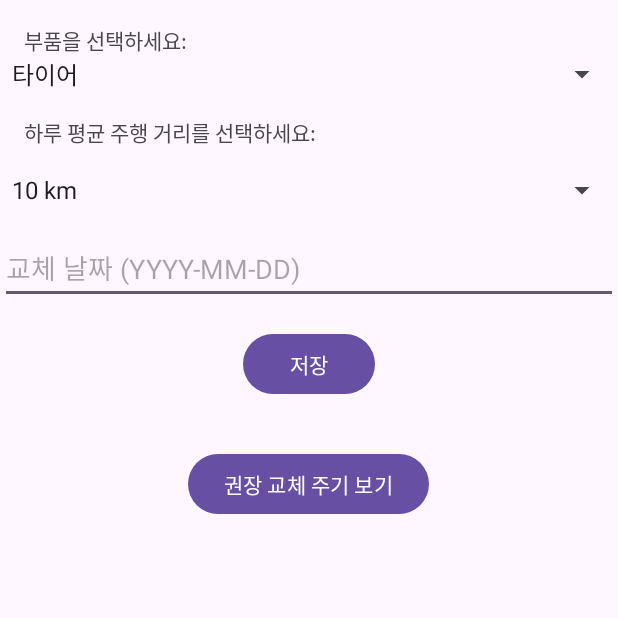
After one commit to theRepetition/car-project_, an Android app: the Distance_cal screen opened directly, with no data from a screen before it, on a phone screen of 412 x 824 dp, the top half of it. The commit adds this screen. Run offline under Robolectric (Android 15) with nearby library versions, the phone set to English and light mode, and no system bars.

Commit message:
이준희 작업과 연결

```diff
--- a/app/src/main/AndroidManifest.xml
+++ b/app/src/main/AndroidManifest.xml
@@ -15,6 +15,9 @@
         android:supportsRtl="true"
         android:theme="@style/Theme.MyApplication"
         tools:targetApi="31" >
+        <activity
+            android:name=".Distance_cal"
+            android:exported="false" />
         <activity
             android:name=".dictionary_activity"
             android:exported="false" />
--- /dev/null
+++ b/app/src/main/java/com/example/myapplication/CarPartsAdapter.java
@@ -0,0 +1,66 @@
+package com.example.myapplication;
+import android.content.Context;
+import android.view.LayoutInflater;
+import android.view.View;
+import android.view.ViewGroup;
+import android.widget.BaseAdapter;
+import android.widget.TextView;
+import java.util.List;
+
+public class CarPartsAdapter extends BaseAdapter {
+    private Context context;
+    private List<CarPart> carParts;
+
+    public CarPartsAdapter(Context context, List<CarPart> carParts) {
+        this.context = context;
+        this.carParts = carParts;
+    }
+
+    @Override
+    public int getCount() {
+        return carParts.size();
+    }
+
+    @Override
+    public Object getItem(int position) {
+        return carParts.get(position);
+    }
+
+    @Override
+    public long getItemId(int position) {
+        return position;
+    }
+
+    @Override
+    public View getView(int position, View convertView, ViewGroup parent) {
+        if (convertView == null) {
+            convertView = LayoutInflater.from(context).inflate(R.layout.list_item_car_part, parent, false);
+        }
+
+        // 현재 위치의 CarPart 객체 가져오기
+        CarPart carPart = (CarPart) getItem(position);
+
+        // TextView 엘리먼트 찾기
+        TextView partNameTextView = convertView.findViewById(R.id.partNameTextView);
+        TextView replacementDateTextView = convertView.findViewById(R.id.replacementDateTextView);
+        TextView mileageTextView = convertView.findViewById(R.id.mileageTextView);
+
+        // TextView 업데이트
+        partNameTextView.setText(carPart.getName());
+        replacementDateTextView.setText("교체 날짜: " + carPart.getReplacementDate());
+        mileageTextView.setText("주행 거리: " + carPart.getMileage());
+
+        return convertView;
+    }
+
+    // clear 메소드 정의
+    public void clear() {
+        carParts.clear();
+        notifyDataSetChanged();
+    }
+
+    // addAll 메소드 정의
+    public void addAll(List<CarPart> carParts) {
+        this.carParts.addAll(carParts);
+    }
+}
--- /dev/null
+++ b/app/src/main/java/com/example/myapplication/Distance_cal.java
@@ -0,0 +1,120 @@
+package com.example.myapplication;
+
+import android.content.Intent;
+import android.os.Bundle;
+import android.view.View;
+import android.widget.ArrayAdapter;
+import android.widget.Button;
+import android.widget.EditText;
+import android.widget.ListView;
+import android.widget.Spinner;
+import android.widget.Toast;
+import android.widget.ImageView;
+import androidx.appcompat.app.AppCompatActivity;
+import android.view.MotionEvent;
+import java.util.ArrayList;
+import java.util.List;
+
+public class Distance_cal extends AppCompatActivity {
+    private EditText replacementDateEditText;
+    private Button saveButton;
+    private DBHelper dbHelper;
+    private Spinner partSpinner;
+    private Spinner mileageSpinner;
+    private ListView carPartsListView;
+    private CarPartsAdapter carPartsAdapter;
+
+    @Override
+    protected void onCreate(Bundle savedInstanceState) {
+        super.onCreate(savedInstanceState);
+        setContentView(R.layout.activity_distance_cal);
+
+        // 이미지 뷰와 버튼 변수 선언
+        ImageView imageView = findViewById(R.id.imageView);
+        Button viewRecommendedButton = findViewById(R.id.viewRecommendedButton);
+        Button saveButton = findViewById(R.id.saveButton);
+
+        viewRecommendedButton.setOnClickListener(new View.OnClickListener() {
+            @Override
+            public void onClick(View v) {
+                // 이미지 뷰를 보이도록 설정
+                imageView.setImageResource(R.drawable.change);
+                imageView.setVisibility(View.VISIBLE);
+            }
+        });
+        imageView.setOnTouchListener(new View.OnTouchListener() {
+            @Override
+            public boolean onTouch(View v, MotionEvent event) {
+                // 이미지 뷰를 숨깁니다.
+                imageView.setVisibility(View.GONE);
+                return true; // 터치 이벤트를 소비하여 다른 이벤트가 발생하지 않도록 합니다.
+            }
+        });
+
+        // UI 요소 초기화
+        partSpinner = findViewById(R.id.partSpinner);
+        replacementDateEditText = findViewById(R.id.replacementDateEditText);
+        mileageSpinner = findViewById(R.id.mileageSpinner);
+        saveButton = findViewById(R.id.saveButton);
+        carPartsListView = findViewById(R.id.carPartsListView);
+
+        // DBHelper 인스턴스 생성
+        dbHelper = new DBHelper(this);
+
+
+        // 부품 목록 설정
+        List<String> partList = new ArrayList<>();
+        partList.add("타이어");
+        partList.add("엔진오일");
+        partList.add("에어필터");
+        // 나머지 부품 추가
+
+        ArrayAdapter<String> partAdapter = new ArrayAdapter<>(this, android.R.layout.simple_spinner_item, partList);
+        partAdapter.setDropDownViewResource(android.R.layout.simple_spinner_dropdown_item);
+        partSpinner.setAdapter(partAdapter);
+
+        // 주행 거리 목록 설정
+        List<String> mileageList = new ArrayList<>();
+        mileageList.add("10 km");
+        mileageList.add("20 km");
+        // 나머지 주행 거리 추가
+
+        ArrayAdapter<String> mileageAdapter = new ArrayAdapter<>(this, android.R.layout.simple_spinner_item, mileageList);
+        mileageAdapter.setDropDownViewResource(android.R.layout.simple_spinner_dropdown_item);
+        mileageSpinner.setAdapter(mileageAdapter);
+
+        // CarPartsAdapter를 ListView에 연결
+        carPartsAdapter = new CarPartsAdapter(this, new ArrayList<CarPart>());
+        carPartsListView.setAdapter(carPartsAdapter);
+
+        // "저장" 버튼 클릭 이벤트 리스너 설정
+        saveButton.setOnClickListener(new View.OnClickListener() {
+            @Override
+            public void onClick(View v) {
+
+
+                // 사용자가 입력한 데이터 가져오기
+                String partName = partSpinner.getSelectedItem().toString();
+                String replacementDate = replacementDateEditText.getText().toString();
+                String mileage = mileageSpinner.getSelectedItem().toString();
+
+                // 데이터베이스에 데이터 저장 또는 업데이트
+                long result = dbHelper.insertOrUpdateCarPart(partName, mileage, replacementDate);
+
+                if (result != -1) {
+                    // 데이터가 성공적으로 저장되거나 업데이트됨
+                    Toast.makeText(Distance_cal.this, "데이터가 저장되었습니다.", Toast.LENGTH_SHORT).show();
+                    // 저장 후, 목록 업데이트
+                    carPartsAdapter.clear();
+                    carPartsAdapter.addAll(dbHelper.getAllCarParts());
+                    // ListView를 업데이트한 후, 스크롤하여 최신 데이터를 볼 수 있도록 이동
+                    carPartsListView.smoothScrollToPosition(carPartsAdapter.getCount() - 1);
+                } else {
+                    // 데이터 저장 중 오류 발생
+                    Toast.makeText(Distance_cal.this, "데이터 저장 오류가 발생했습니다.", Toast.LENGTH_SHORT).show();
+                }
+
+            }
+        });
+    }
+}
--- /dev/null
+++ b/app/src/main/res/layout/activity_distance_cal.xml
@@ -0,0 +1,85 @@
+<?xml version="1.0" encoding="utf-8"?>
+<RelativeLayout xmlns:android="http://schemas.android.com/apk/res/android"
+    xmlns:tools="http://schemas.android.com/tools"
+    android:layout_width="match_parent"
+    android:layout_height="match_parent"
+    tools:context=".MainActivity">
+
+    <!-- 부품 선택 설명문 -->
+    <TextView
+        android:id="@+id/partDescriptionTextView"
+        android:layout_width="wrap_content"
+        android:layout_height="wrap_content"
+        android:layout_marginStart="16dp"
+        android:layout_marginTop="16dp"
+        android:text="부품을 선택하세요:" />
+
+    <!-- 부품 선택 스피너 -->
+    <Spinner
+        android:id="@+id/partSpinner"
+        android:layout_width="match_parent"
+        android:layout_height="wrap_content"
+        android:layout_below="@id/partDescriptionTextView"
+        android:hint="부품 선택" />
+
+    <!-- 주행 거리 설명문 -->
+    <TextView
+        android:id="@+id/mileageDescriptionTextView"
+        android:layout_width="wrap_content"
+        android:layout_height="wrap_content"
+        android:layout_marginStart="16dp"
+        android:layout_below="@id/partSpinner"
+        android:layout_marginTop="16dp"
+        android:text="하루 평균 주행 거리를 선택하세요:" />
+
+    <!-- 주행 거리 선택 스피너 -->
+    <Spinner
+        android:id="@+id/mileageSpinner"
+        android:layout_width="match_parent"
+        android:layout_height="wrap_content"
+        android:layout_below="@id/mileageDescriptionTextView"
+        android:layout_marginTop="16dp"
+        android:hint="주행 거리 선택" />
+
+    <!-- 나머지 입력 필드 -->
+    <EditText
+        android:id="@+id/replacementDateEditText"
+        android:layout_width="match_parent"
+        android:layout_height="wrap_content"
+        android:layout_below="@id/mileageSpinner"
+        android:layout_marginTop="16dp"
+        android:hint="교체 날짜 (YYYY-MM-DD)" />
+
+    <!-- "저장" 버튼 -->
+    <Button
+        android:id="@+id/saveButton"
+        android:layout_width="wrap_content"
+        android:layout_height="wrap_content"
+        android:text="저장"
+        android:layout_below="@id/replacementDateEditText"
+        android:layout_centerHorizontal="true"
+        android:layout_marginTop="16dp" />
+
+    <Button
+        android:id="@+id/viewRecommendedButton"
+        android:layout_width="wrap_content"
+        android:layout_height="wrap_content"
+        android:text="권장 교체 주기 보기"
+        android:layout_below="@id/carPartsListView"
+        android:layout_centerHorizontal="true"
+        android:layout_marginTop="16dp" />
+
+    <!-- CarPartsAdapter에 연결된 ListView -->
+    <ListView
+        android:id="@+id/carPartsListView"
+        android:layout_width="match_parent"
+        android:layout_height="wrap_content"
+        android:layout_below="@id/saveButton"
+        android:layout_marginTop="16dp" />
+    <ImageView
+        android:id="@+id/imageView"
+        android:layout_width="wrap_content"
+        android:layout_height="wrap_content"
+        android:layout_centerInParent="true"
+        android:visibility="gone" />
+</RelativeLayout>
```
Also changed, not shown: app/src/main/java/com/example/myapplication/CarPart.java (added, +56 -0 lines), app/src/main/java/com/example/myapplication/CarPartContract.java (added, +15 -0 lines), app/src/main/java/com/example/myapplication/DBHelper.java (added, +155 -0 lines), app/src/main/java/com/example/myapplication/MainActivity.java (+8 -0 lines), app/src/main/res/layout/list_item_car_part.xml (added, +28 -0 lines), app/src/main/res/drawable/change.png (added).
